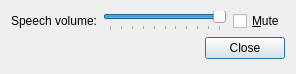
Before: the Qt Designer form src/espeakvolumedialog.ui in velnias75/NetMauMau-Qt-Client, drawn with Qt 5.
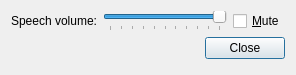
After: the same form once the commit is applied. Icons and pictures are not drawn.

Commit message: arranged launch options in tabs

```diff
--- a/src/espeakvolumedialog.ui
+++ b/src/espeakvolumedialog.ui
@@ -7,7 +7,7 @@
     <x>0</x>
     <y>0</y>
     <width>296</width>
-    <height>74</height>
+    <height>75</height>
    </rect>
   </property>
   <property name="windowTitle">
```
Left out of the diff: 5 changed lines with no effect on the pictures. The commit also changes 4 other files.
